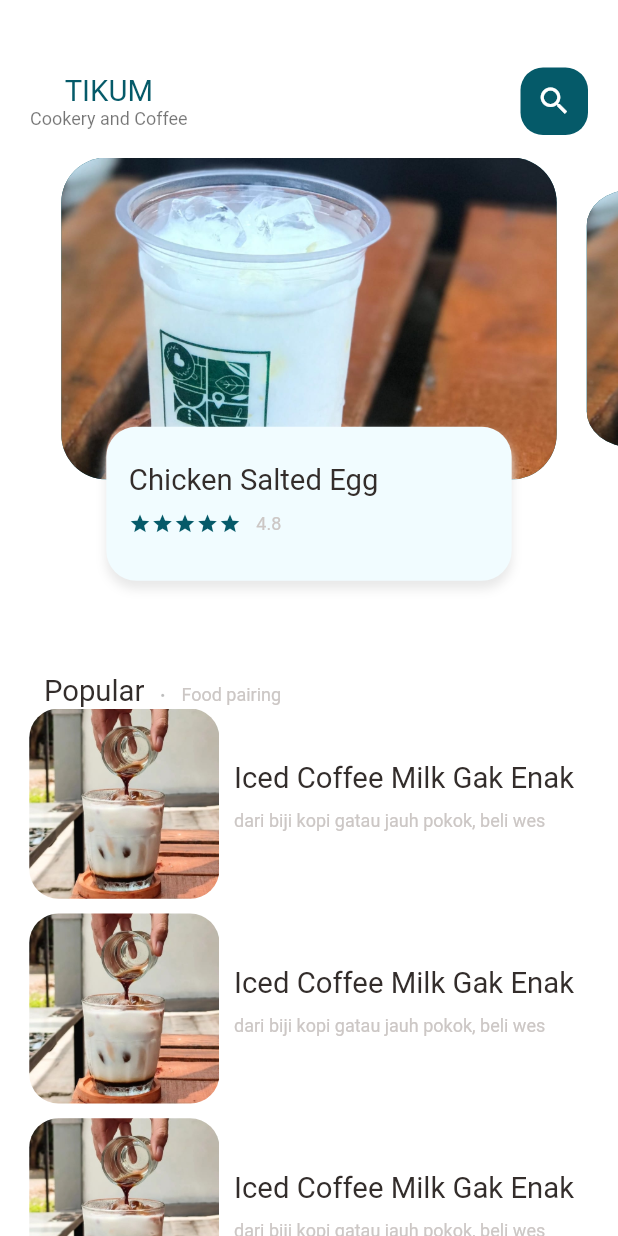
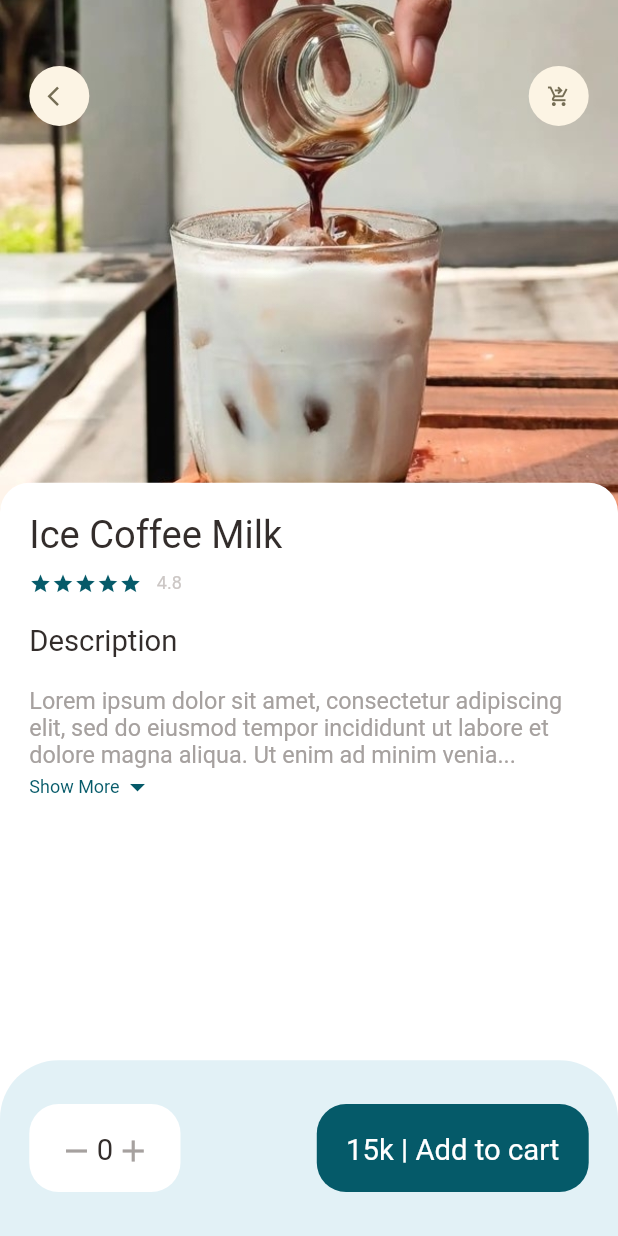
Before and after one commit to Tikumitikal/tikum_mobile, a Flutter app: the screen it shows after launch, on a phone screen of 412 x 824 dp. Run offline on Flutter 3.47's test engine with Material 2 defaults, Android fonts, the phone set to English and light mode, and no system bars; our stand-ins replace badges, curved_navigation_bar, dots_indicator, flutter_rating_bar, get; missing offline and left inert: clippy_flutter, dart:ffi.

Commit message:
feat(ui): add page popular food detail

```diff
--- a/lib/main.dart
+++ b/lib/main.dart
@@ -1,7 +1,7 @@
 import 'package:flutter/material.dart';
-import 'package:tikum_mobile/home/main_food_page.dart';
+import 'package:tikum_mobile/pages/food/popular_food_detail.dart';
+import 'package:tikum_mobile/pages/home/main_food_page.dart';
 import 'package:tikum_mobile/pages/CartPage.dart';
-import 'package:tikum_mobile/pages/HomePage.dart';
 import 'package:tikum_mobile/pages/ItemPage.dart';
 import 'package:get/get.dart';
 void main() => runApp(MyApp());
@@ -15,7 +15,8 @@
         scaffoldBackgroundColor: Colors.white,
       ),
       routes: {
-        "/": (context) => MainFoodPage(),
+        "/": (context) => PopularFoodDetail(),
+        // "/": (context) => MainFoodPage(),
         // "/": (context) => HomePage(),
         "cartPage": (context) => CartPage(),
         "itemPage": (context) => ItemPage()
--- /dev/null
+++ b/lib/pages/food/popular_food_detail.dart
@@ -0,0 +1,151 @@
+import 'package:clippy_flutter/arc.dart';
+import 'package:flutter/material.dart';
+import 'package:flutter/src/widgets/framework.dart';
+import 'package:flutter/src/widgets/placeholder.dart';
+import 'package:tikum_mobile/utils/dimension.dart';
+import 'package:tikum_mobile/widgets/app_column.dart';
+import 'package:tikum_mobile/widgets/app_icon.dart';
+import 'package:tikum_mobile/widgets/exandable_text_widget.dart';
+
+import '../../utils/colors.dart';
+import '../../widgets/big_text.dart';
+import '../../widgets/small_text.dart';
+
+class PopularFoodDetail extends StatelessWidget {
+  const PopularFoodDetail({super.key});
+
+  @override
+  Widget build(BuildContext context) {
+    return Scaffold(
+      backgroundColor: Colors.white,
+      body: Stack(
+        children: [
+          // background images
+          Positioned(
+              left: 0,
+              right: 0,
+              child: Container(
+                width: double.maxFinite,
+                height: Dimensions.popularFoodImgSize,
+                decoration: BoxDecoration(
+                    image: DecorationImage(
+                        fit: BoxFit.cover,
+                        image: AssetImage("assets/images/coffeeMilk.jpg"))),
+              )),
+          // icon widget
+          Positioned(
+            top: Dimensions.height45,
+            left: Dimensions.width20,
+            right: Dimensions.width20,
+            child: Row(
+              mainAxisAlignment: MainAxisAlignment.spaceBetween,
+              children: [
+                AppIcon(icon: Icons.arrow_back_ios),
+                AppIcon(icon: Icons.shopping_cart_checkout_outlined),
+              ],
+            ),
+          ),
+          // description food text
+          Positioned(
+            left: 0,
+            right: 0,
+            bottom: 0,
+            top: Dimensions.popularFoodImgSize - 20,
+            child: Container(
+              padding: EdgeInsets.only(
+                  left: Dimensions.width20,
+                  right: Dimensions.width20,
+                  top: Dimensions.height20),
+              decoration: BoxDecoration(
+                  borderRadius: BorderRadius.only(
+                      topLeft: Radius.circular(Dimensions.radius20),
+                      topRight: Radius.circular(Dimensions.radius20)),
+                  color: Colors.white),
+              child: Column(
+                crossAxisAlignment: CrossAxisAlignment.start,
+                children: [
+                  AppColumn(text: "Ice Coffee Milk"),
+                  SizedBox(
+                    height: Dimensions.height20,
+                  ),
+                  BigText(text: "Description"),
+                  SizedBox(
+                    height: Dimensions.height20,
+                  ),
+                  Expanded(
+                    child: SingleChildScrollView(
+                      child: ExpandableTextWidget(
+                          text:
+                              "Lorem ipsum dolor sit amet, consectetur adipiscing elit, sed do eiusmod tempor incididunt ut labore et dolore magna aliqua. Ut enim ad minim veniam, quis nostrud exercitation ullamco laboris nisi ut aliquip ex ea commodo consequat. Duis aute irure dolor in reprehenderit in voluptate velit esse cillum dolore eu fugiat nulla pariatur. Excepteur sint occaecat cupidatat non proident, sunt in culpa qui officia deserunt mollit anim id est laborum"),
+                    ),
+                  ),
+                ],
+              ),
+            ),
+          ),
+          // expandable text widget
+        ],
+      ),
+      bottomNavigationBar: Container(
+        height: Dimensions.bottomHeightBar,
+        padding: EdgeInsets.only(
+            top: Dimensions.height30,
+            bottom: Dimensions.height30,
+            left: Dimensions.width20,
+            right: Dimensions.width20),
+        decoration: BoxDecoration(
+            color: AppColors.TikumColor2,
+            borderRadius: BorderRadius.only(
+              topLeft: Radius.circular(Dimensions.radius20 * 2),
+              topRight: Radius.circular(Dimensions.radius20 * 2),
+            )),
+        child: Row(
+          mainAxisAlignment: MainAxisAlignment.spaceBetween,
+          children: [
+            Container(
+              padding: EdgeInsets.only(
+                  top: Dimensions.height20,
+                  bottom: Dimensions.height20,
+                  left: Dimensions.width20,
+                  right: Dimensions.width20),
+              decoration: BoxDecoration(
+                  borderRadius: BorderRadius.circular(Dimensions.radius20),
+                  color: Colors.white),
+              child: Row(children: [
+                Icon(
+                  Icons.remove,
+                  color: AppColors.TextColor,
+                ),
+                SizedBox(
+                  width: Dimensions.width10 / 7,
+                ),
+                BigText(text: "0"),
+                SizedBox(
+                  width: Dimensions.width10 / 7,
+                ),
+                Icon(
+                  Icons.add,
+                  color: AppColors.TextColor,
+                )
+              ]),
+            ),
+            Container(
+              padding: EdgeInsets.only(
+                  top: Dimensions.height20,
+                  bottom: Dimensions.height20,
+                  left: Dimensions.width20,
+                  right: Dimensions.width20),
+              child: BigText(
+                text: "15\k | Add to cart",
+                color: Colors.white,
+              ),
+              decoration: BoxDecoration(
+                  borderRadius: BorderRadius.circular(Dimensions.radius20),
+                  color: AppColors.TikumColor),
+            ),
+          ],
+        ),
+      ),
+    );
+  }
+}
--- a/lib/home/food_page_body.dart
+++ b/lib/pages/home/food_page_body.dart
@@ -5,6 +5,7 @@
 import 'package:flutter/src/widgets/placeholder.dart';
 import 'package:tikum_mobile/utils/colors.dart';
 import 'package:tikum_mobile/utils/dimension.dart';
+import 'package:tikum_mobile/widgets/app_column.dart';
 import 'package:tikum_mobile/widgets/big_text.dart';
 import 'package:tikum_mobile/widgets/small_text.dart';
 
@@ -203,32 +204,7 @@
               child: Container(
                 padding: EdgeInsets.only(
                     top: Dimensions.height15, left: 15, right: 15),
-                child: Column(
-                  crossAxisAlignment: CrossAxisAlignment.start,
-                  children: [
-                    BigText(text: "Chicken Salted Egg"),
-                    SizedBox(
-                      height: 10,
-                    ),
-                    Row(
-                      children: [
-                        Wrap(
-                          children: List.generate(5, (index) {
-                            return Icon(
-                              Icons.star,
-                              color: AppColors.TikumColor,
-                              size: 15,
-                            );
-                          }),
-                        ),
-                        SizedBox(
-                          width: 10,
-                        ),
-                        SmallText(text: "4.8")
-                      ],
-                    ),
-                  ],
-                ),
+                child: AppColumn(text: "Ice Coffee Milk",),
               ),
             ),
           )
--- a/lib/home/main_food_page.dart
+++ b/lib/pages/home/main_food_page.dart
@@ -1,7 +1,7 @@
 import 'package:flutter/material.dart';
 import 'package:flutter/src/widgets/framework.dart';
 import 'package:flutter/src/widgets/placeholder.dart';
-import 'package:tikum_mobile/home/food_page_body.dart';
+import 'package:tikum_mobile/pages/home/food_page_body.dart';
 import 'package:tikum_mobile/utils/colors.dart';
 import 'package:tikum_mobile/widgets/big_text.dart';
 import 'package:tikum_mobile/widgets/small_text.dart';
--- a/lib/utils/colors.dart
+++ b/lib/utils/colors.dart
@@ -2,7 +2,7 @@
 
 class AppColors{
    static final Color TikumColor = Color.fromRGBO(5, 90, 105, 1.000);
-   static final Color TikumColor2 = Color.fromRGBO(241, 252, 255, 1);
+   static final Color TikumColor2 = Color.fromRGBO(226, 241, 246, 1);
    static final Color mainBlackColor = const Color(0xFF332d2b);
    static final Color TextColor = Color.fromARGB(255, 166, 161, 159);
 }
--- a/lib/utils/dimension.dart
+++ b/lib/utils/dimension.dart
@@ -23,10 +23,15 @@
   static double width30 = screenHeight / 28.13;
 
   // font size
+  static double font16 = screenHeight / 52.75;
+
   static double font20 = screenHeight / 42.2;
+
+  static double font26 = screenHeight / 32.46;
 
   // icon size
   static double iconSize24 = screenHeight / 35.17;
+  static double iconSize16 = screenHeight / 52.75;
 
   // radius
   static double radius15 = screenHeight / 56.27;
@@ -37,4 +42,10 @@
   static double ListViewImgSize = screenWidth/3.25;
   static double ListViewTextContSize = screenWidth/3.9;
 
+  // popular food
+  static double popularFoodImgSize = screenHeight/2.41;
+
+  // bottom height
+  static double bottomHeightBar = screenHeight/7.03;
+
 }
--- /dev/null
+++ b/lib/widgets/app_column.dart
@@ -0,0 +1,43 @@
+import 'package:flutter/material.dart';
+import 'package:flutter/src/widgets/framework.dart';
+import 'package:flutter/src/widgets/placeholder.dart';
+import 'package:tikum_mobile/utils/dimension.dart';
+import 'package:tikum_mobile/widgets/small_text.dart';
+
+import '../utils/colors.dart';
+import 'big_text.dart';
+
+class AppColumn extends StatelessWidget {
+  final String text;
+  const AppColumn({Key? key, required this.text}) : super(key: key);
+
+  @override
+  Widget build(BuildContext context) {
+    return Column(
+      crossAxisAlignment: CrossAxisAlignment.start,
+      children: [
+        BigText(text: text, size: Dimensions.font26),
+        SizedBox(
+          height: 10,
+        ),
+        Row(
+          children: [
+            Wrap(
+              children: List.generate(5, (index) {
+                return Icon(
+                  Icons.star,
+                  color: AppColors.TikumColor,
+                  size: 15,
+                );
+              }),
+            ),
+            SizedBox(
+              width: 10,
+            ),
+            SmallText(text: "4.8")
+          ],
+        ),
+      ],
+    );
+  }
+}
--- /dev/null
+++ b/lib/widgets/app_icon.dart
@@ -0,0 +1,34 @@
+import 'package:flutter/material.dart';
+import 'package:flutter/src/widgets/framework.dart';
+import 'package:flutter/src/widgets/placeholder.dart';
+import 'package:tikum_mobile/utils/dimension.dart';
+
+class AppIcon extends StatelessWidget {
+  final IconData icon;
+  final Color backgroundColor;
+  final Color iconColor;
+  final double size;
+  const AppIcon({Key? key,
+  required this.icon,
+    this.backgroundColor=const Color(0xFFfcf4e4),
+    this.iconColor=const Color(0xFF756d54),
+    this.size=40
+  }) : super(key: key);
+
+  @override
+  Widget build(BuildContext context) {
+    return Container(
+      width: size,
+      height: size,
+      decoration: BoxDecoration(
+        borderRadius: BorderRadius.circular(size/2),
+        color: backgroundColor
+      ),
+      child: Icon(
+        icon,
+        color: iconColor,
+        size: Dimensions.iconSize16,
+      ),
+    );
+  }
+}
--- /dev/null
+++ b/lib/widgets/exandable_text_widget.dart
@@ -0,0 +1,59 @@
+import 'dart:ffi';
+
+import 'package:flutter/material.dart';
+import 'package:flutter/src/widgets/framework.dart';
+import 'package:flutter/src/widgets/placeholder.dart';
+import 'package:tikum_mobile/utils/colors.dart';
+import 'package:tikum_mobile/utils/dimension.dart';
+import 'package:tikum_mobile/widgets/small_text.dart';
+
+class ExpandableTextWidget extends StatefulWidget {
+  final String text;
+  const ExpandableTextWidget({Key? key, required this.text}) : super(key: key);
+
+  @override
+  State<ExpandableTextWidget> createState() => _ExpandableTextWidgetState();
+}
+
+class _ExpandableTextWidgetState extends State<ExpandableTextWidget> {
+  late String firstHalf;
+  late String secondHalf;
+
+  bool hiddenText=true;
+
+  double textHeight = Dimensions.screenHeight/5.63;
+
+  @override
+  void initState(){
+    super.initState();
+    if(widget.text.length>textHeight){
+      firstHalf = widget.text.substring(0, textHeight.toInt());
+      secondHalf = widget.text.substring(textHeight.toInt()+1, widget.text.length);
+    }else{
+      firstHalf=widget.text;
+      secondHalf="";
+    }
+  }
+
+  @override
+  Widget build(BuildContext context) {
+    return Container(
+      child: secondHalf.isEmpty?SmallText(color: AppColors.TextColor, size: Dimensions.font16, text: firstHalf):Column(
+        children: [
+          SmallText(height: 1.8, color: AppColors.TextColor, size: Dimensions.font16, text:hiddenText?(firstHalf+"..."):(firstHalf+secondHalf)),
+          InkWell(
+            onTap: () {
+              setState(() {
+                hiddenText=!hiddenText;
+              });
+            },
+            child: Row(children: [
+              SmallText(text: "Show More", color: AppColors.TikumColor,),
+              Icon(hiddenText? Icons.arrow_drop_down:Icons.arrow_drop_up, color: AppColors.TikumColor,)
+            ]),
+          )
+        ],
+      ),
+    );
+  }
+}
```
